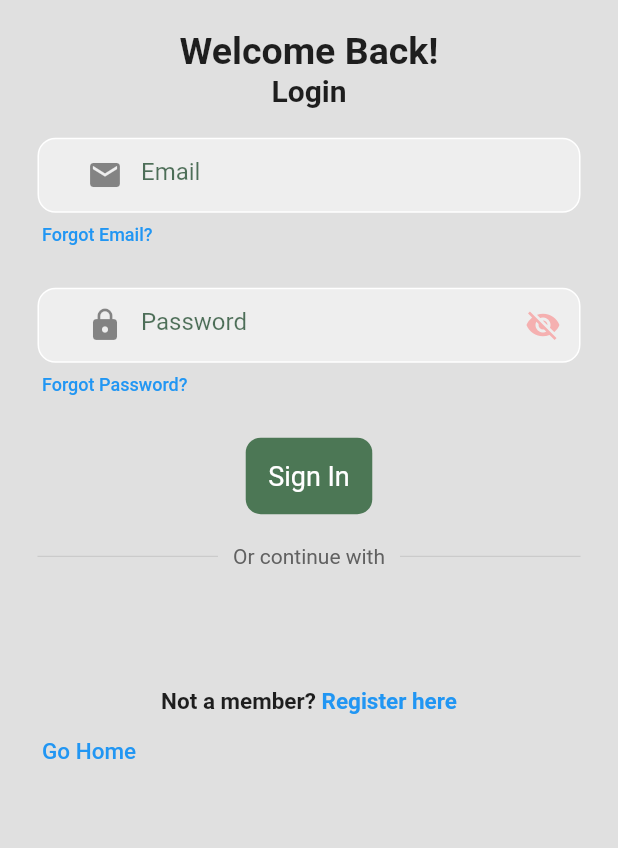
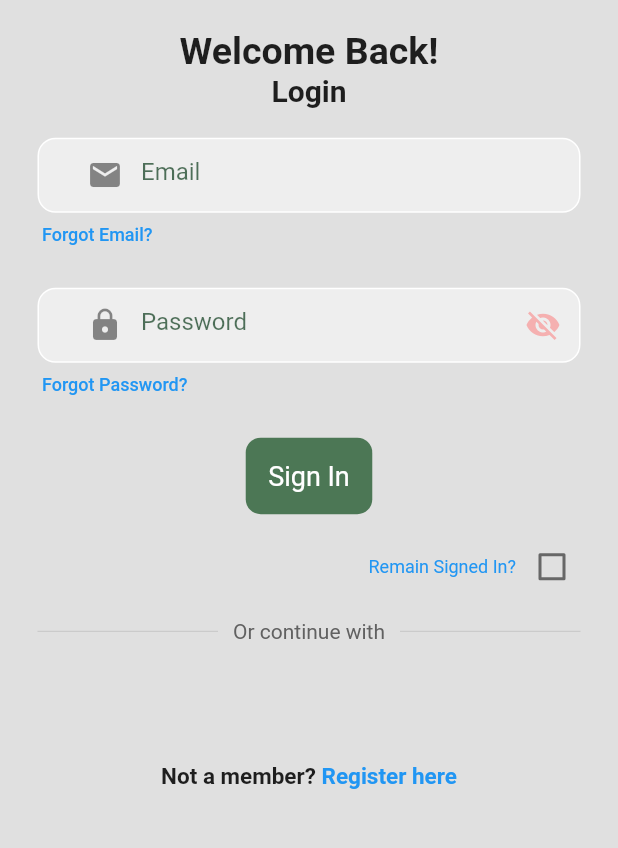
Before and after one commit to cdseaholm/np_app, a Flutter app: the screen it shows after launch, after a tap on "Already a Member? Login", on a phone screen of 412 x 824 dp, the part 225-1073 px from its top. Run offline on Flutter 3.47's test engine with Material 2 defaults, Android fonts, the phone set to English and light mode, and no system bars; our stand-ins replace firebase_auth, firebase_core, shared_preferences, snippet_coder_utils, syncfusion_flutter_calendar; accounts and stored records are empty.

Commit message:
7/17-5:54pm

```diff
--- a/lib/auth/forms/forgotpassword.dart
+++ b/lib/auth/forms/forgotpassword.dart
@@ -464,7 +464,9 @@ class _ForgotPasswordState extends State<ForgotPassword> {
                       Navigator.pushReplacement(
                         context,
                         MaterialPageRoute(
-                            builder: (_) => const LoggedOutHomePage()),
+                            builder: (_) => LoggedOutHomePage(
+                                  onLoginOptionSelected: (bool value) {},
+                                )),
                       );
                     },
                     child: const Text('Return Home'),
--- a/lib/auth/forms/login.dart
+++ b/lib/auth/forms/login.dart
@@ -3,8 +3,8 @@ import 'package:flutter/material.dart';
 import 'package:np_app/auth/forms/forgotpassword.dart';
 import 'package:np_app/auth/forms/user_regist.dart';
 import 'package:np_app/pages/logged_in_homepage.dart';
+import 'package:shared_preferences/shared_preferences.dart';
 import 'package:snippet_coder_utils/hex_color.dart';
-import '../../pages/logged_out_homepage.dart';
 
 class LoginScreen extends StatefulWidget {
   final VoidCallback onSignInSuccess;
@@ -21,6 +21,19 @@ class _LoginScreenState extends State<LoginScreen> {
   final _passwordController = TextEditingController();
   bool hidePassword = true;
   bool hideConfirmPassword = true;
+  bool remainSignedIn = false;
+
+  void onSignInSuccess() async {
+    await FirebaseAuth.instance.signInWithEmailAndPassword(
+      email: _emailController.text.trim(),
+      password: _passwordController.text.trim(),
+    );
+
+    SharedPreferences prefs = await SharedPreferences.getInstance();
+    await prefs.setBool('Remain Signed In?', remainSignedIn);
+
+    widget.onSignInSuccess();
+  }
 
   Future signIn() async {
     showDialog(
@@ -463,6 +476,33 @@ class _LoginScreenState extends State<LoginScreen> {
             ),
             const SizedBox(height: 20),
 
+            Container(
+              height: 30,
+              alignment: Alignment.centerRight,
+              child: Padding(
+                padding: const EdgeInsets.only(right: 20),
+                child: Row(mainAxisAlignment: MainAxisAlignment.end, children: [
+                  const Text(
+                    'Remain Signed In?',
+                    style: TextStyle(color: Colors.blue, fontSize: 12),
+                  ),
+                  StatefulBuilder(
+                    builder: (context, setState) {
+                      return Checkbox(
+                        value: remainSignedIn,
+                        onChanged: (value) {
+                          setState(() {
+                            remainSignedIn = value ?? false;
+                          });
+                        },
+                      );
+                    },
+                  ),
+                ]),
+              ),
+            ),
+            const SizedBox(height: 20),
+
             Padding(
               padding: const EdgeInsets.symmetric(horizontal: 25.0),
               child: Row(
@@ -539,26 +579,6 @@ class _LoginScreenState extends State<LoginScreen> {
                 ),
               ],
             ),
-
-            Container(
-              alignment: Alignment.centerLeft,
-              child: Padding(
-                padding: const EdgeInsets.only(left: 20),
-                child: TextButton(
-                  onPressed: () {
-                    Navigator.pushReplacement(
-                      context,
-                      MaterialPageRoute(
-                          builder: (_) => const LoggedOutHomePage()),
-                    );
-                  },
-                  child: const Text(
-                    'Go Home',
-                    style: TextStyle(color: Colors.blue, fontSize: 15),
-                  ),
-                ),
-              ),
-            ),
           ]),
         ),
       ),
--- a/lib/auth/forms/user_regist.dart
+++ b/lib/auth/forms/user_regist.dart
@@ -458,7 +458,9 @@ class _RegisterPageState extends State<RegisterPage> {
                     Navigator.pushReplacement(
                       context,
                       MaterialPageRoute(
-                          builder: (_) => const LoggedOutHomePage()),
+                          builder: (_) => LoggedOutHomePage(
+                                onLoginOptionSelected: (bool value) {},
+                              )),
                     );
                   },
                   child: const Text(
--- a/lib/main.dart
+++ b/lib/main.dart
@@ -28,7 +28,7 @@ class _MyAppState extends State<MyApp> {
         primaryColor: Colors.black,
         hintColor: const Color.fromARGB(176, 5, 53, 20),
       ),
-      home: const MainPaige(),
+      home: const MainPage(),
       debugShowCheckedModeBanner: false,
     );
   }
--- a/lib/pages/main_page.dart
+++ b/lib/pages/main_page.dart
@@ -3,8 +3,32 @@ import 'package:flutter/material.dart';
 import 'package:np_app/pages/logged_in_homepage.dart';
 import 'package:np_app/pages/logged_out_homepage.dart';
 
-class MainPaige extends StatelessWidget {
-  const MainPaige({super.key});
+import 'package:shared_preferences/shared_preferences.dart';
+
+class MainPage extends StatefulWidget {
+  const MainPage({Key? key}) : super(key: key);
+
+  @override
+  // ignore: library_private_types_in_public_api
+  _MainPageState createState() => _MainPageState();
+}
+
+class _MainPageState extends State<MainPage> {
+  bool remainSignedIn = false;
+
+  @override
+  void initState() {
+    super.initState();
+    checkLoginOption();
+  }
+
+  void checkLoginOption() async {
+    SharedPreferences prefs = await SharedPreferences.getInstance();
+    bool savedLoginOption = prefs.getBool('Remain Signed In?') ?? false;
+    setState(() {
+      remainSignedIn = savedLoginOption;
+    });
+  }
 
   @override
   Widget build(BuildContext context) {
@@ -15,9 +39,26 @@ class MainPaige extends StatelessWidget {
           if (snapshot.connectionState == ConnectionState.waiting) {
             return const CircularProgressIndicator();
           } else if (snapshot.hasData) {
-            return const LoggedInHomePage();
+            if (remainSignedIn) {
+              return const LoggedInHomePage();
+            } else {
+              FirebaseAuth.instance.signOut();
+              return LoggedOutHomePage(
+                onLoginOptionSelected: (value) {
+                  setState(() {
+                    remainSignedIn = value;
+                  });
+                },
+              );
+            }
           } else {
-            return const LoggedOutHomePage();
+            return LoggedOutHomePage(
+              onLoginOptionSelected: (value) {
+                setState(() {
+                  remainSignedIn = value;
+                });
+              },
+            );
           }
         },
       ),
--- a/pubspec.yaml
+++ b/pubspec.yaml
@@ -45,6 +45,7 @@ dependencies:
   change_app_package_name: ^1.1.0
   flutter_image: ^4.1.6
   flutter_form_builder: ^9.0.0
+  shared_preferences: ^2.2.0
 
 dev_dependencies:
   flutter_test:
```
Also changed, not shown: lib/backend/api_services.dart (deleted, +0 -32 lines), lib/backend/auth_page.dart (renamed from lib/auth/forms/auth_page.dart, +10 -16 lines), lib/models/user_login_model.dart (deleted, +0 -22 lines), lib/models/user_model.dart (deleted, +0 -73 lines), lib/notes.txt (+8 -1 lines), lib/pages/logged_in_homepage.dart (+6 -2 lines), lib/pages/logged_out_homepage.dart (+6 -1 lines), lib/firebase_options.dart (deleted), pubspec.lock, 2 other files.
